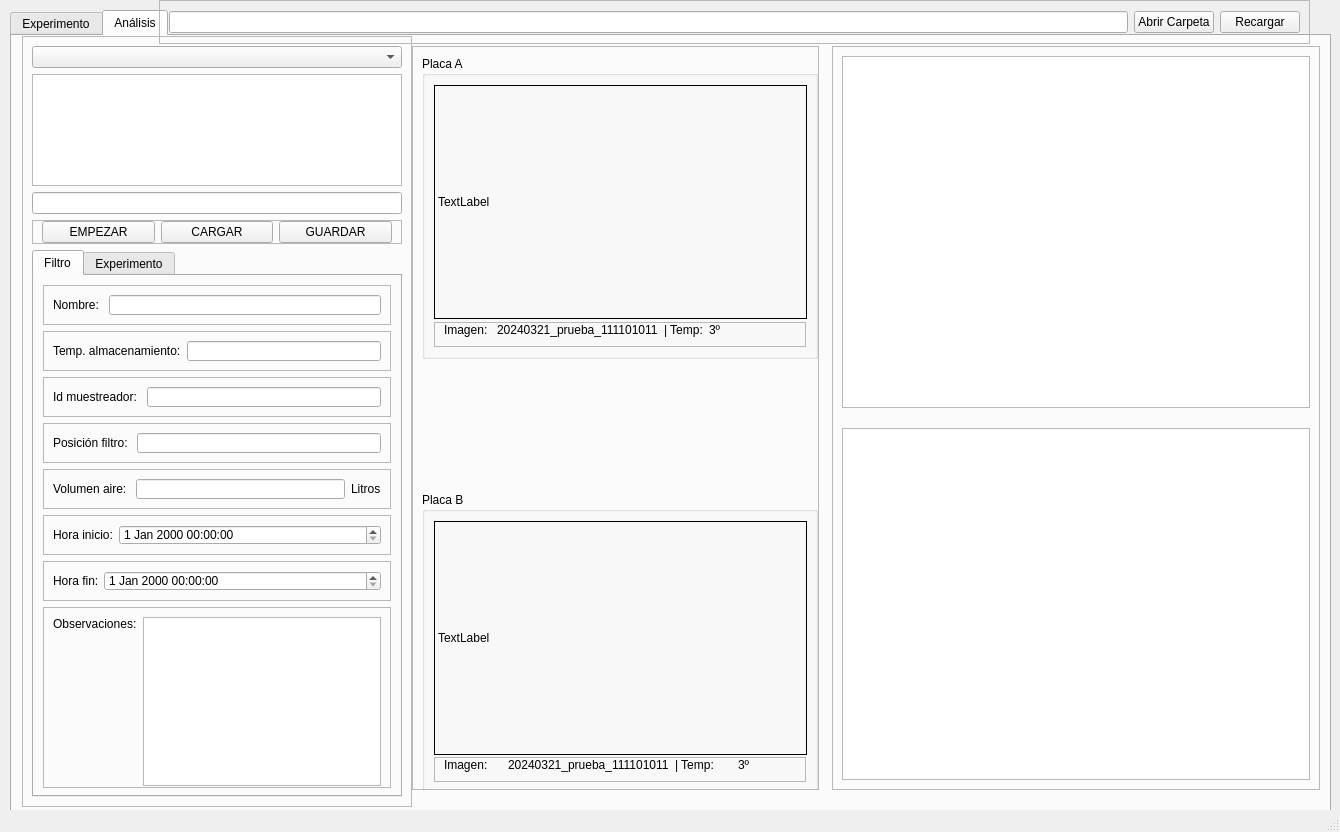
Above: interfaz_v2/GUI-UI/v1-interfaz.ui from tigre437/interfaz-V0.1 before the change. Below: the same form after it.
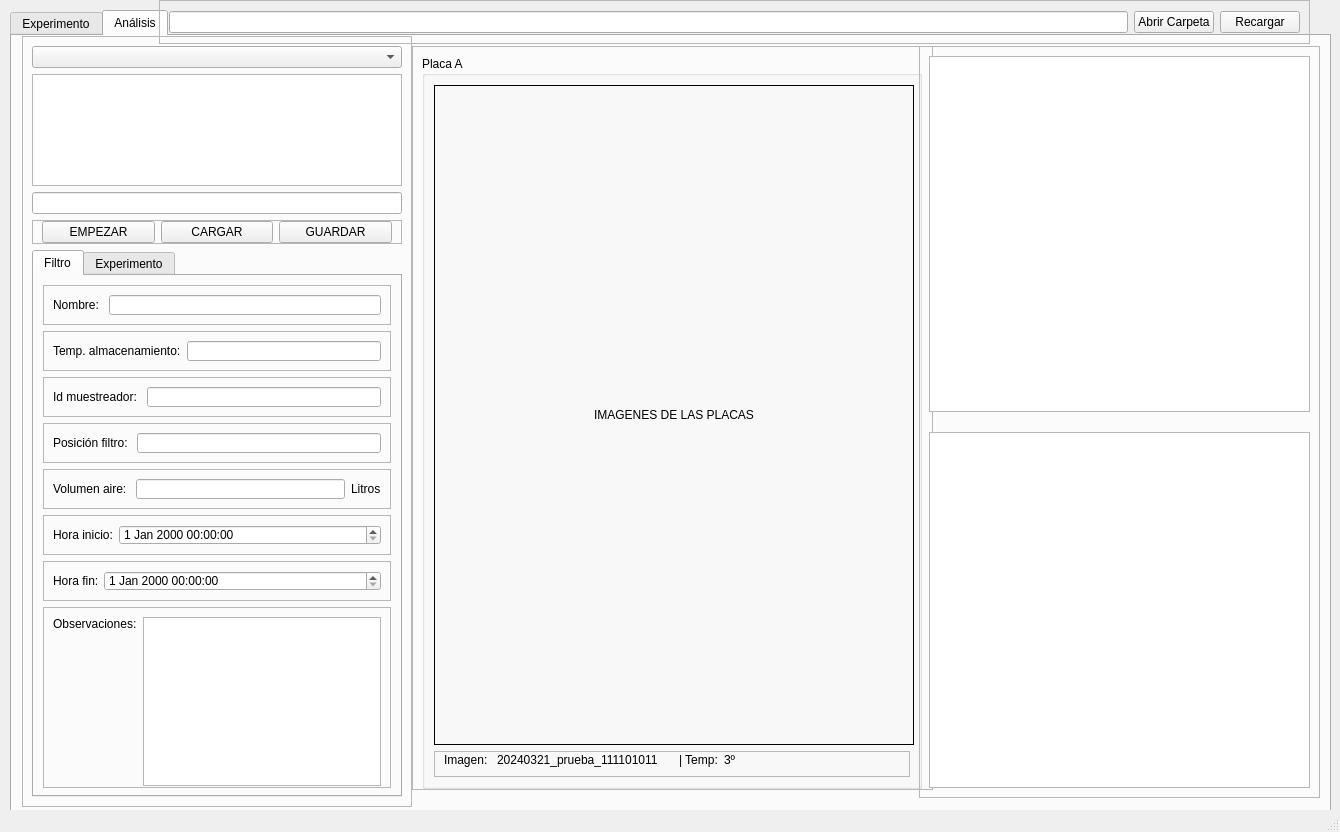
That is the form after the change. The open tabs and pages were chosen to show the change. Icons and pictures are not drawn.

Commit message: solo un hueco para imagenes y ya esta centrada, me queda probar como hacer el slider

Patch:
```diff
--- a/interfaz_v2/GUI-UI/v1-interfaz.ui
+++ b/interfaz_v2/GUI-UI/v1-interfaz.ui
@@ -2921,7 +2921,7 @@
        <rect>
         <x>400</x>
         <y>10</y>
-        <width>407</width>
+        <width>521</width>
         <height>744</height>
        </rect>
       </property>
@@ -2933,7 +2933,7 @@
       </property>
       <property name="maximumSize">
        <size>
-        <width>366</width>
+        <width>550</width>
         <height>745</height>
        </size>
       </property>
@@ -2944,18 +2944,18 @@
        <enum>QFrame::Raised</enum>
       </property>
       <layout class="QVBoxLayout" name="verticalLayout_15">
-       <item alignment="Qt::AlignTop">
+       <item alignment="Qt::AlignHCenter|Qt::AlignVCenter">
         <widget class="QGroupBox" name="groupBox_3">
          <property name="minimumSize">
           <size>
            <width>396</width>
-           <height>303</height>
+           <height>733</height>
           </size>
          </property>
          <property name="maximumSize">
           <size>
-           <width>312</width>
-           <height>274</height>
+           <width>500</width>
+           <height>800</height>
           </size>
          </property>
          <property name="title">
@@ -2966,8 +2966,8 @@
            <widget class="QLabel" name="MostrarPlacaA">
             <property name="minimumSize">
              <size>
-              <width>373</width>
-              <height>234</height>
+              <width>480</width>
+              <height>320</height>
              </size>
             </property>
             <property name="maximumSize">
@@ -2976,11 +2976,20 @@
               <height>720</height>
              </size>
             </property>
+            <property name="layoutDirection">
+             <enum>Qt::LeftToRight</enum>
+            </property>
+            <property name="autoFillBackground">
+             <bool>false</bool>
+            </property>
             <property name="styleSheet">
              <string notr="true">border: 1px solid black;</string>
             </property>
             <property name="text">
-             <string>TextLabel</string>
+             <string>IMAGENES DE LAS PLACAS</string>
+            </property>
+            <property name="alignment">
+             <set>Qt::AlignCenter</set>
             </property>
            </widget>
           </item>
@@ -3048,119 +3057,27 @@
          </layout>
         </widget>
        </item>
-       <item>
-        <widget class="QGroupBox" name="groupBox_4">
-         <property name="minimumSize">
-          <size>
-           <width>396</width>
-           <height>302</height>
-          </size>
-         </property>
-         <property name="maximumSize">
-          <size>
-           <width>331</width>
-           <height>274</height>
-          </size>
-         </property>
-         <property name="title">
-          <string>Placa B</string>
-         </property>
-         <layout class="QVBoxLayout" name="verticalLayout_17">
-          <item>
-           <widget class="QLabel" name="MostrarPlacaB">
-            <property name="minimumSize">
-             <size>
-              <width>373</width>
-              <height>234</height>
-             </size>
-            </property>
-            <property name="maximumSize">
-             <size>
-              <width>312</width>
-              <height>720</height>
-             </size>
-            </property>
-            <property name="styleSheet">
-             <string notr="true">border: 1px solid black;</string>
-            </property>
-            <property name="text">
-             <string>TextLabel</string>
-            </property>
-           </widget>
-          </item>
-          <item>
-           <widget class="QFrame" name="frame_57">
-            <property name="maximumSize">
-             <size>
-              <width>16777215</width>
-              <height>26</height>
-             </size>
-            </property>
-            <property name="frameShape">
-             <enum>QFrame::StyledPanel</enum>
-            </property>
-            <property name="frameShadow">
-             <enum>QFrame::Raised</enum>
-            </property>
-            <layout class="QHBoxLayout" name="horizontalLayout_67">
-             <property name="topMargin">
-              <number>0</number>
-             </property>
-             <item>
-              <widget class="QLabel" name="label_69">
-               <property name="text">
-                <string>Imagen: </string>
-               </property>
-              </widget>
-             </item>
-             <item>
-              <widget class="QLabel" name="lblImagenB">
-               <property name="text">
-                <string>20240321_prueba_111101011</string>
-               </property>
-              </widget>
-             </item>
-             <item>
-              <widget class="QLabel" name="label_70">
-               <property name="text">
-                <string>| Temp: </string>
-               </property>
-              </widget>
-             </item>
-             <item>
-              <widget class="QLabel" name="lblTempB">
-               <property name="text">
-                <string>3º</string>
-               </property>
-              </widget>
-             </item>
-            </layout>
-           </widget>
-          </item>
-         </layout>
-        </widget>
-       </item>
       </layout>
      </widget>
      <widget class="QFrame" name="frame_59">
       <property name="geometry">
        <rect>
-        <x>820</x>
+        <x>907</x>
         <y>10</y>
-        <width>488</width>
-        <height>744</height>
+        <width>401</width>
+        <height>752</height>
        </rect>
       </property>
       <property name="minimumSize">
        <size>
         <width>366</width>
-        <height>744</height>
+        <height>752</height>
        </size>
       </property>
       <property name="maximumSize">
        <size>
         <width>488</width>
-        <height>745</height>
+        <height>752</height>
        </size>
       </property>
       <property name="frameShape">
```
Left out of the diff: 2 changed lines with no effect on the pictures. The commit also changes 5 other files.
